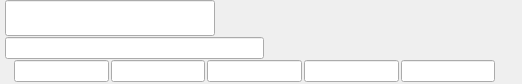
This is Swift/QtUI/QtVCardWidget/QtVCardPhotoAndNameFields.ui in swift/swift as Qt 5 draws it before an edit. The edited form follows.
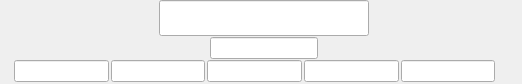
This is the edited form. Custom widgets are drawn as their Qt base class.

Commit message:
Elide rightmost fields in the VCard dialog
This patch changes the rightmost widget in the VCard fields from a
QLabel to a QtElidingLabel.

It also improves the spacing in the header in VCard profile dialog.

Test-Information:

Tested on OS X 10.9.5 with Qt 5.4.1.

The edit to the form file:
```diff
--- a/Swift/QtUI/QtVCardWidget/QtVCardPhotoAndNameFields.ui
+++ b/Swift/QtUI/QtVCardWidget/QtVCardPhotoAndNameFields.ui
@@ -52,7 +52,25 @@
     </widget>
    </item>
    <item row="0" column="1">
-    <layout class="QHBoxLayout" name="horizontalLayout_2">
+    <layout class="QHBoxLayout" name="horizontalLayoutFN">
+     <item>
+      <widget class="Swift::QtElidingLabel" name="labelFN">
+       <property name="sizePolicy">
+        <sizepolicy hsizetype="MinimumExpanding" vsizetype="Preferred">
+         <horstretch>0</horstretch>
+         <verstretch>0</verstretch>
+        </sizepolicy>
+       </property>
+       <property name="font">
+        <font>
+         <pointsize>18</pointsize>
+        </font>
+       </property>
+       <property name="text">
+        <string/>
+       </property>
+      </widget>
+     </item>
      <item>
       <widget class="Swift::QtResizableLineEdit" name="lineEditFN">
        <property name="sizePolicy">
@@ -80,7 +98,7 @@
        </property>
        <property name="sizeHint" stdset="0">
         <size>
-         <width>40</width>
+         <width>5</width>
          <height>20</height>
         </size>
        </property>
@@ -89,9 +107,28 @@
     </layout>
    </item>
    <item row="1" column="1">
-    <layout class="QHBoxLayout" name="horizontalLayout_3">
+    <layout class="QHBoxLayout" name="horizontalLayoutNICKNAME">
+     <item>
+      <widget class="Swift::QtElidingLabel" name="labelNICKNAME">
+       <property name="sizePolicy">
+        <sizepolicy hsizetype="MinimumExpanding" vsizetype="Preferred">
+         <horstretch>0</horstretch>
+         <verstretch>0</verstretch>
+        </sizepolicy>
+       </property>
+       <property name="text">
+        <string/>
+       </property>
+      </widget>
+     </item>
      <item>
       <widget class="Swift::QtResizableLineEdit" name="lineEditNICKNAME">
+       <property name="sizePolicy">
+        <sizepolicy hsizetype="Preferred" vsizetype="Fixed">
+         <horstretch>0</horstretch>
+         <verstretch>0</verstretch>
+        </sizepolicy>
+       </property>
        <property name="toolTip">
         <string>Nickname</string>
        </property>
@@ -107,7 +144,7 @@
        </property>
        <property name="sizeHint" stdset="0">
         <size>
-         <width>40</width>
+         <width>5</width>
          <height>20</height>
         </size>
        </property>
@@ -245,6 +282,11 @@
    <header>Swift/QtUI/QtAvatarWidget.h</header>
    <container>1</container>
   </customwidget>
+  <customwidget>
+   <class>Swift::QtElidingLabel</class>
+   <extends>QLabel</extends>
+   <header>Swift/QtUI/QtElidingLabel.h</header>
+  </customwidget>
  </customwidgets>
  <resources/>
  <connections/>
```
Left out of the diff: 25 changed lines with no effect on the pictures. The commit also changes 7 other files.
